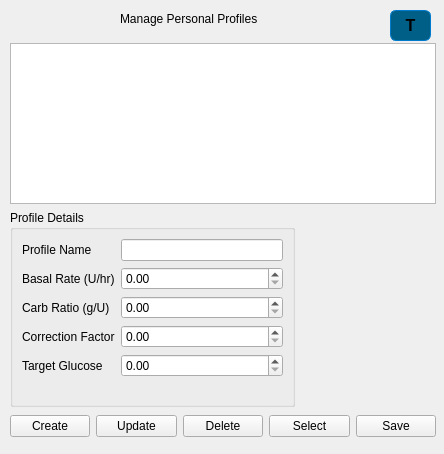
The window that code/settings.ui (xHWAHx/InsulinPumpSimulator-Group35) describes before a commit, drawn with Qt 5.
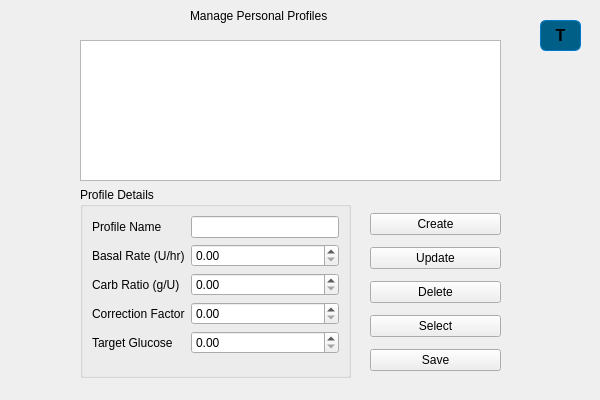
The same window after the commit.

The edit to the form file:
```diff
--- a/code/settings.ui
+++ b/code/settings.ui
@@ -6,15 +6,15 @@
    <rect>
     <x>0</x>
     <y>0</y>
-    <width>444</width>
-    <height>454</height>
+    <width>600</width>
+    <height>400</height>
    </rect>
   </property>
   <widget class="QLabel" name="titleLabel">
    <property name="geometry">
     <rect>
-     <x>120</x>
-     <y>10</y>
+     <x>190</x>
+     <y>7</y>
      <width>163</width>
      <height>17</height>
     </rect>
@@ -26,20 +26,20 @@
   <widget class="QListWidget" name="profileList">
    <property name="geometry">
     <rect>
-     <x>10</x>
-     <y>43</y>
-     <width>426</width>
-     <height>161</height>
+     <x>80</x>
+     <y>40</y>
+     <width>421</width>
+     <height>141</height>
     </rect>
    </property>
   </widget>
   <widget class="QGroupBox" name="profileGroupBox">
    <property name="geometry">
     <rect>
-     <x>10</x>
-     <y>210</y>
-     <width>285</width>
-     <height>197</height>
+     <x>80</x>
+     <y>187</y>
+     <width>271</width>
+     <height>191</height>
     </rect>
    </property>
    <property name="title">
@@ -101,8 +101,8 @@
   <widget class="QPushButton" name="logoButton">
    <property name="geometry">
     <rect>
-     <x>390</x>
-     <y>10</y>
+     <x>540</x>
+     <y>20</y>
      <width>41</width>
      <height>31</height>
     </rect>
@@ -132,16 +132,16 @@
     <string>T</string>
    </property>
   </widget>
-  <widget class="QWidget" name="">
+  <widget class="QWidget" name="verticalLayoutWidget">
    <property name="geometry">
     <rect>
-     <x>10</x>
-     <y>413</y>
-     <width>426</width>
-     <height>27</height>
+     <x>370</x>
+     <y>207</y>
+     <width>131</width>
+     <height>171</height>
     </rect>
    </property>
-   <layout class="QHBoxLayout" name="buttonLayout">
+   <layout class="QVBoxLayout" name="buttonLayout">
     <item>
      <widget class="QPushButton" name="buttonCreate">
       <property name="text">
```
